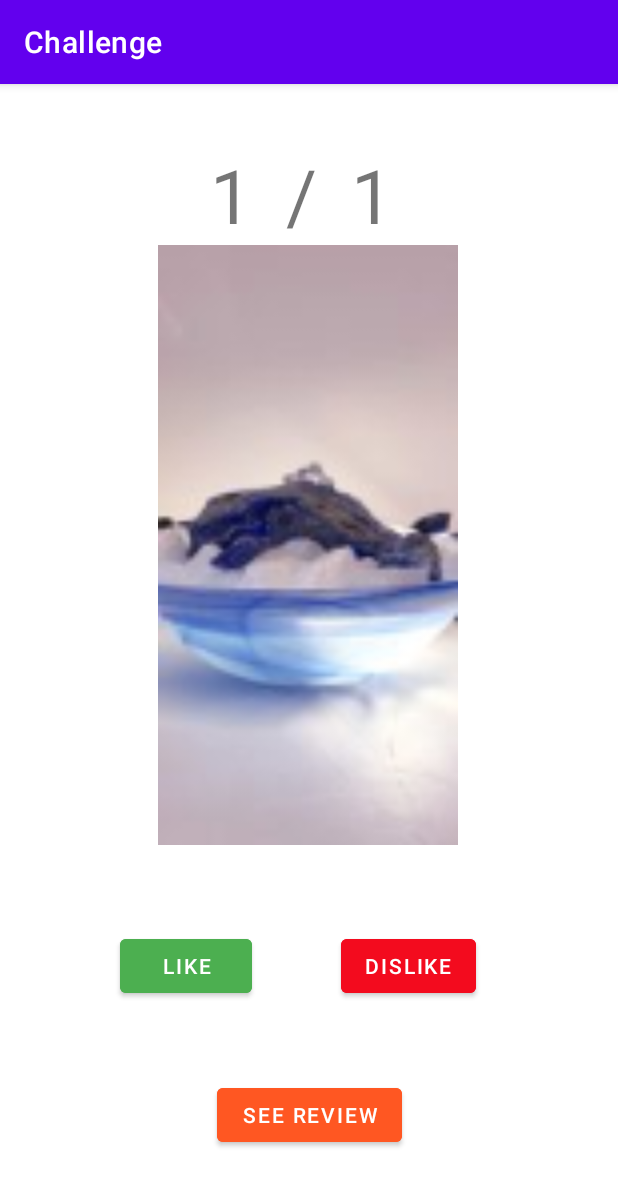
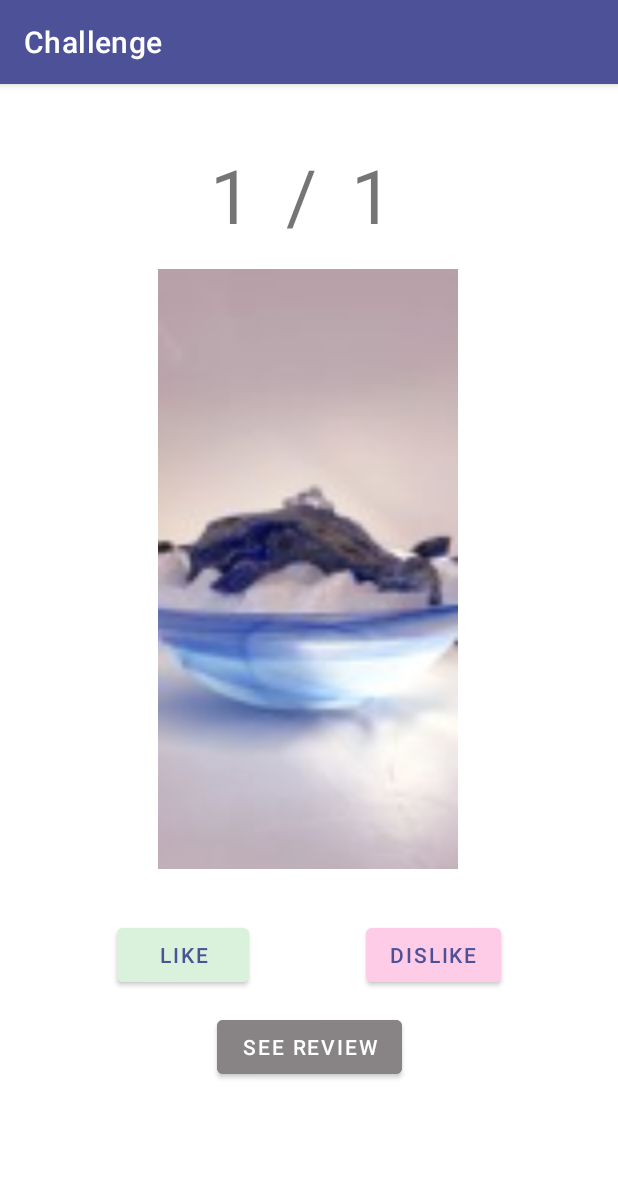
Before and after one commit to AnastasiiaShelemeteva/NativAppChallenge, an Android app: the SelectionScreen screen opened directly, with no data from a screen before it, after a tap on "LIKE", on a phone screen of 412 x 824 dp. Shown: the top 1186 px of the screen. Run offline under Robolectric (Android 15) with nearby library versions, the phone set to English and light mode, and no system bars.

Commit message:
refactored the code

```diff
--- a/app/src/main/java/com/example/challenge/SelectionScreen.kt
+++ b/app/src/main/java/com/example/challenge/SelectionScreen.kt
@@ -2,19 +2,18 @@ package com.example.challenge
 
 import Images
 import android.content.Intent
-import android.media.Image
 import android.os.Bundle
-import android.view.View
 import android.widget.*
 import androidx.appcompat.app.AppCompatActivity
+import androidx.core.content.ContextCompat
 import java.io.Serializable
-import java.util.*
 
 class SelectionScreen : AppCompatActivity() {
 
     override fun onCreate(savedInstanceState: Bundle?) {
         super.onCreate(savedInstanceState)
         setContentView(R.layout.activity_selection_screen)
+
         val btnLike = findViewById<Button>(R.id.btnLike)
         val btnDislike = findViewById<Button>(R.id.btnDislike)
         val btnReview = findViewById<Button>(R.id.btnReview)
@@ -36,55 +35,64 @@ class SelectionScreen : AppCompatActivity() {
         }
         btnReview.isClickable = false
 
-
-
         btnLike.setOnClickListener {
             imgList[counter].isLiked = true
-            counter = countRates(true)
+            countRates(R.id.likeCounter)
+            counter = countRates(R.id.likeDislikeCounter)
             if (counter < imgList.size) {
                 changeImage(imgList[counter])
             } else {
-                btnReview.isClickable = true
-                btnDislike.isClickable = false
-                btnLike.isClickable = false
-                showMessage(getString(R.string.endOfImages), this)
+                modifyBtn(btnReview, true)
+                modifyBtn(btnDislike, false)
+                modifyBtn(btnLike, false)
+                showMessage(getString(R.string.endOfImages))
             }
         }
 
         btnDislike.setOnClickListener {
-            counter = countRates(false)
+            counter = countRates(R.id.likeDislikeCounter)
             if (counter < imgList.size) {
                 changeImage(imgList[counter])
             } else {
-                btnReview.isClickable = true
-                btnDislike.isClickable = false
-                btnLike.isClickable = false
-                showMessage(getString(R.string.endOfImages), this)
+                modifyBtn(btnReview, true)
+                modifyBtn(btnDislike, false)
+                modifyBtn(btnLike, false)
+                showMessage(getString(R.string.endOfImages))
             }
         }
    }
 
-    private fun countRates(isLike: Boolean): Int {
-        if (isLike) {
-            val likeCounterTextValue = findViewById<TextView>(R.id.likeCounter)
-            var likeCount = likeCounterTextValue.text.toString().toInt()
-            likeCount++
-            likeCounterTextValue.text = likeCount.toString()
+    private fun modifyBtn(btn: Button, isActive: Boolean){
+        if (isActive) {
+            btn.apply {
+                isClickable = true
+                setBackgroundColor(ContextCompat.getColor(context, R.color.blue))
+                setTextColor(ContextCompat.getColor(context, R.color.white))
+            }
+        } else {
+            btn.apply {
+                isClickable = false
+                setBackgroundColor(ContextCompat.getColor(context, R.color.grey))
+                setTextColor(ContextCompat.getColor(context, R.color.white))
+            }
         }
 
-        val counterTextValue = findViewById<TextView>(R.id.likeDislikeCounter)
-        var count = counterTextValue.text.toString().toInt()
+    }
+
+    private fun countRates(textViewId: Int): Int {
+        val counterTextView = findViewById<TextView>(textViewId)
+        var count = counterTextView.text.toString().toInt()
         count++
-        counterTextValue.text = count.toString()
+        counterTextView.text = count.toString()
         return count
     }
 
     private fun changeImage(image: Images) {
-        var img = findViewById<ImageView>(R.id.imageView)
+        val img = findViewById<ImageView>(R.id.imageView)
         img.setImageResource(image.id)
     }
 
-    private fun showMessage(message: String, activity: SelectionScreen) {
-        Toast.makeText(activity, message, Toast.LENGTH_LONG).show();
+    private fun showMessage(message: String) {
+        Toast.makeText(this, message, Toast.LENGTH_LONG).show();
     }
 }
--- a/app/src/main/res/layout/activity_selection_screen.xml
+++ b/app/src/main/res/layout/activity_selection_screen.xml
@@ -6,32 +6,6 @@
     android:layout_height="match_parent"
     tools:context=".SelectionScreen">
 
-
-    <Button
-        android:id="@+id/btnLike"
-        android:layout_width="wrap_content"
-        android:layout_height="wrap_content"
-        android:layout_marginStart="80dp"
-        android:layout_marginTop="300dp"
-        android:backgroundTint="@color/green"
-        android:text="@string/btnLike"
-        app:layout_constraintBottom_toBottomOf="parent"
-        app:layout_constraintStart_toStartOf="parent"
-        app:layout_constraintTop_toBottomOf="@+id/likeCounter" />
-
-    <Button
-        android:id="@+id/btnDislike"
-        android:layout_width="wrap_content"
-        android:layout_height="wrap_content"
-        android:layout_marginTop="300dp"
-        android:layout_marginEnd="80dp"
-        android:backgroundTint="@color/red"
-        android:text="@string/btnDislike"
-        app:layout_constraintBottom_toBottomOf="parent"
-        app:layout_constraintEnd_toEndOf="parent"
-        app:layout_constraintHorizontal_bias="0.805"
-        app:layout_constraintStart_toEndOf="@+id/btnLike"
-        app:layout_constraintTop_toBottomOf="@+id/likeDislikeCounter" />
 
     <TextView
         android:id="@+id/likeCounter"
@@ -72,18 +46,49 @@
         android:id="@+id/btnReview"
         android:layout_width="123dp"
         android:layout_height="wrap_content"
+        android:backgroundTint="@color/grey"
         android:text="@string/btnReview"
-        android:backgroundTint="@color/orange"
         app:layout_constraintBottom_toBottomOf="parent"
         app:layout_constraintEnd_toEndOf="parent"
         app:layout_constraintStart_toStartOf="parent"
         app:layout_constraintTop_toBottomOf="@+id/delimiter"
-        app:layout_constraintVertical_bias="0.907" />
+        app:layout_constraintVertical_bias="0.833" />
+
+    <Button
+        android:id="@+id/btnLike"
+        android:layout_width="wrap_content"
+        android:layout_height="wrap_content"
+        android:layout_marginTop="300dp"
+        android:backgroundTint="@color/green"
+        android:text="@string/btnLike"
+        android:textColor="@color/violet"
+        app:layout_constraintBottom_toBottomOf="parent"
+        app:layout_constraintEnd_toStartOf="@+id/btnDislike"
+        app:layout_constraintHorizontal_bias="0.5"
+        app:layout_constraintStart_toStartOf="parent"
+        app:layout_constraintTop_toBottomOf="@+id/likeCounter"
+        app:layout_constraintVertical_bias="0.478" />
+
+    <Button
+        android:id="@+id/btnDislike"
+        android:layout_width="wrap_content"
+        android:layout_height="wrap_content"
+        android:layout_marginTop="300dp"
+        android:backgroundTint="@color/pink"
+        android:text="@string/btnDislike"
+        android:textColor="@color/violet"
+        app:layout_constraintBottom_toBottomOf="parent"
+        app:layout_constraintEnd_toEndOf="parent"
+        app:layout_constraintHorizontal_bias="0.5"
+        app:layout_constraintStart_toEndOf="@+id/btnLike"
+        app:layout_constraintTop_toBottomOf="@+id/likeDislikeCounter"
+        app:layout_constraintVertical_bias="0.478" />
 
     <ImageView
         android:id="@+id/imageView"
         android:layout_width="200dp"
         android:layout_height="400dp"
+        android:layout_marginTop="16dp"
         app:layout_constraintEnd_toEndOf="parent"
         app:layout_constraintHorizontal_bias="0.497"
         app:layout_constraintStart_toStartOf="parent"
--- a/app/src/main/res/values/colors.xml
+++ b/app/src/main/res/values/colors.xml
@@ -1,13 +1,14 @@
 <?xml version="1.0" encoding="utf-8"?>
 <resources>
     <color name="purple_200">#FFBB86FC</color>
-    <color name="purple_500">#FF6200EE</color>
+    <color name="violet">#4d5198</color>
     <color name="purple_700">#FF3700B3</color>
     <color name="teal_200">#FF03DAC5</color>
     <color name="teal_700">#FF018786</color>
     <color name="black">#FF000000</color>
     <color name="white">#FFFFFFFF</color>
-    <color name="orange">#FF5722</color>
-    <color name="green">#4CAF50</color>
-    <color name="red">#F30B1E</color>
+    <color name="blue">#81b7d2</color>
+    <color name="green">#daf2dc</color>
+    <color name="pink">#ffcce7</color>
+    <color name="grey">#888485</color>
 </resources>
--- a/app/src/main/res/values/strings.xml
+++ b/app/src/main/res/values/strings.xml
@@ -6,9 +6,8 @@
     <string name="delimiter">/</string>
     <string name="likes">0</string>
     <string name="likeDislikeSum">0</string>
+    <string name="Table">Table view</string>
+    <string name="Grid">Grid view</string>
     <string name="btnReview">See review</string>
-
     <string name="endOfImages">You rated all images. Now you can see a review</string>
-    <!-- TODO: Remove or change this placeholder text -->
-    <string name="hello_blank_fragment">Hello blank fragment</string>
 </resources>
--- a/app/src/main/res/values/themes.xml
+++ b/app/src/main/res/values/themes.xml
@@ -2,7 +2,7 @@
     <!-- Base application theme. -->
     <style name="Theme.Challenge" parent="Theme.MaterialComponents.DayNight.DarkActionBar">
         <!-- Primary brand color. -->
-        <item name="colorPrimary">@color/purple_500</item>
+        <item name="colorPrimary">@color/violet</item>
         <item name="colorPrimaryVariant">@color/purple_700</item>
         <item name="colorOnPrimary">@color/white</item>
         <!-- Secondary brand color. -->
```
Also changed, not shown: app/src/main/java/com/example/challenge/GridView.kt (+5 -15 lines), app/src/main/java/com/example/challenge/ReviewScreen.kt (+11 -29 lines), app/src/main/java/com/example/challenge/TableView.kt (+20 -5 lines), app/src/main/res/layout/activity_main.xml (+5 -3 lines), app/src/main/res/layout/activity_review_screen.xml (+15 -16 lines), app/src/main/res/layout/fragment_gridview.xml (+3 -4 lines), app/src/main/res/layout/fragment_tableview.xml (+2 -6 lines), app/src/main/res/mipmap-anydpi-v26/x1.jpeg (added), app/src/main/res/mipmap-anydpi-v26/x2.png (added), app/src/main/res/mipmap-anydpi-v26/x3.jpeg (added).
